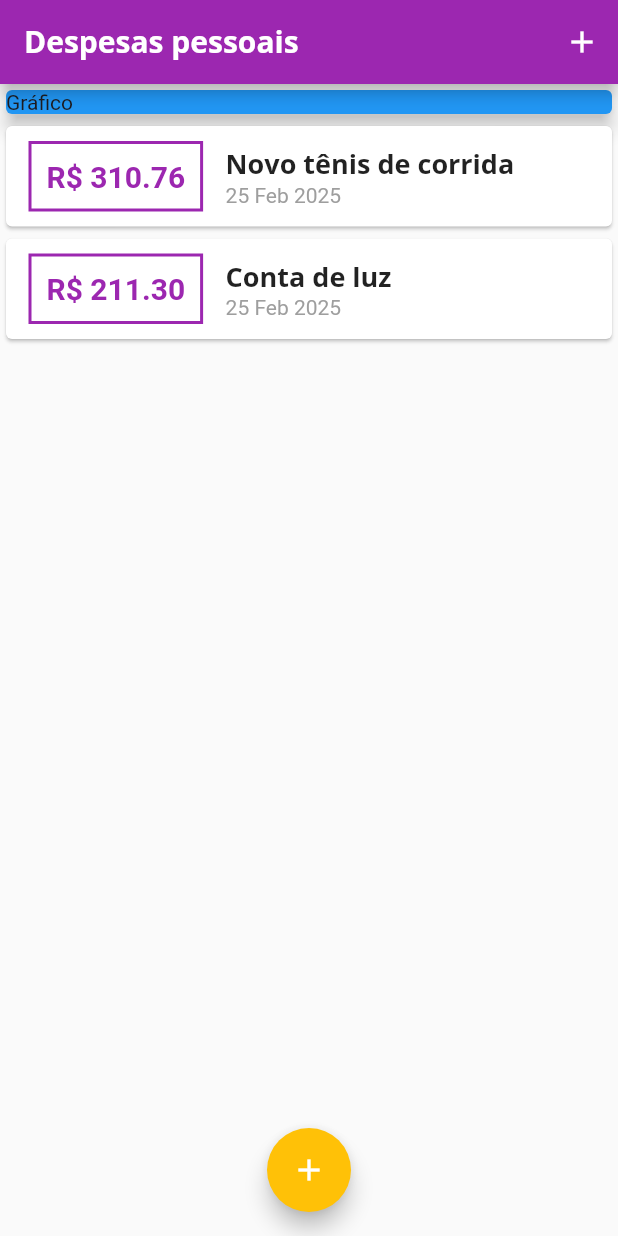
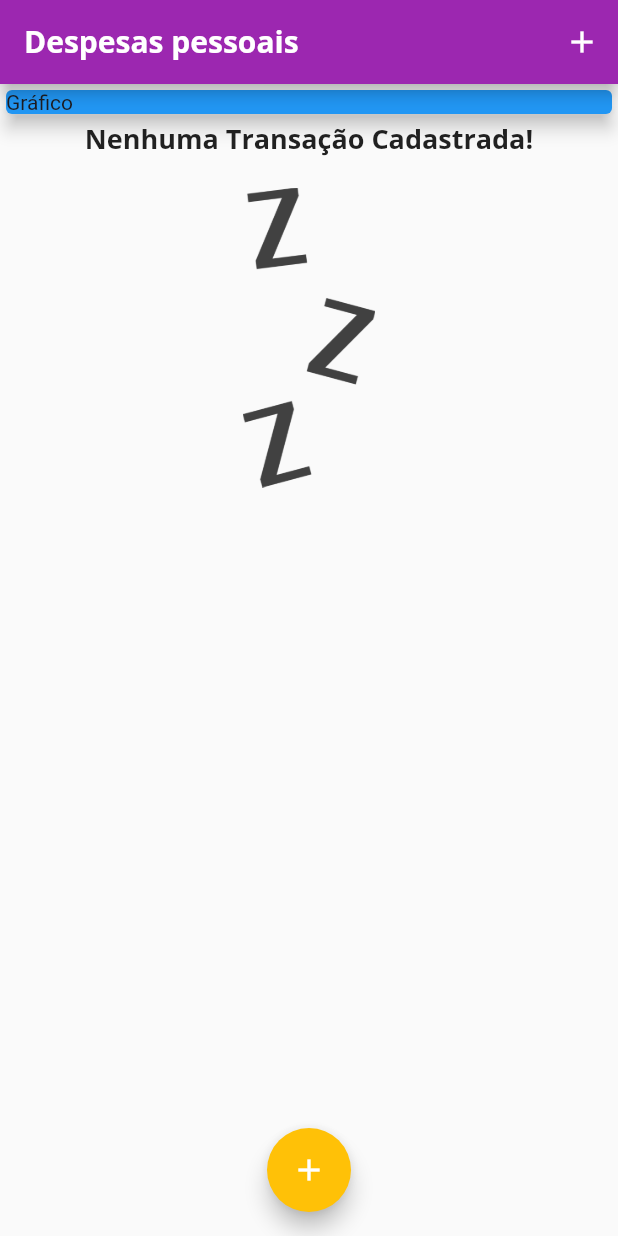
Before and after one commit to JJtankevans/controle_de_despesas, a Flutter app: the screen it shows after launch, on a phone screen of 412 x 824 dp. Run offline on Flutter 3.47's test engine with Material 3 defaults, Android fonts, the phone set to English and light mode, and no system bars.

Commit message:
chore:adding-image-when-list-is-empty

```diff
--- a/lib/components/transaction_list.dart
+++ b/lib/components/transaction_list.dart
@@ -11,7 +11,25 @@ class TransactionList extends StatelessWidget {
   Widget build(BuildContext context) {
     return Container(
       height: 400,
-      child: ListView.builder(
+      child:
+          transactions.isEmpty
+              ? Column(
+                children: [
+                  Text(
+                    "Nenhuma Transação Cadastrada!",
+                    style: Theme.of(context).textTheme.titleLarge,
+                  ),
+                  SizedBox(height: 20,),
+                  Container(
+                    height: 200,
+                    child: Image.asset(
+                      "assets/images/waiting.png",
+                      fit: BoxFit.cover,
+                    ),
+                  ),
+                ],
+              )
+              : ListView.builder(
                 itemCount: transactions.length,
                 itemBuilder: (ctx, index) {
                   final tr = transactions[index];
@@ -19,7 +37,10 @@ class TransactionList extends StatelessWidget {
                     child: Row(
                       children: [
                         Container(
-                  margin: EdgeInsets.symmetric(horizontal: 15, vertical: 10),
+                          margin: EdgeInsets.symmetric(
+                            horizontal: 15,
+                            vertical: 10,
+                          ),
                           decoration: BoxDecoration(
                             border: Border.all(
                               color: Theme.of(context).colorScheme.primary,
--- a/lib/main.dart
+++ b/lib/main.dart
@@ -52,19 +52,19 @@ class MyHomePage extends StatefulWidget {
 }
 
 class _MyHomePageState extends State<MyHomePage> {
-  final _transactions = [
-    Transaction(
-      id: "t1",
-      title: "Novo tênis de corrida",
-      value: 310.76,
-      date: DateTime.now(),
-    ),
-    Transaction(
-      id: "t2",
-      title: "Conta de luz",
-      value: 211.30,
-      date: DateTime.now(),
-    ),
+  final List<Transaction> _transactions = [
+    // Transaction(
+    //   id: "t1",
+    //   title: "Novo tênis de corrida",
+    //   value: 310.76,
+    //   date: DateTime.now(),
+    // ),
+    // Transaction(
+    //   id: "t2",
+    //   title: "Conta de luz",
+    //   value: 211.30,
+    //   date: DateTime.now(),
+    // ),
   ];
 
   void _openTransactionFormModal(BuildContext context) {
--- a/pubspec.yaml
+++ b/pubspec.yaml
@@ -59,9 +59,8 @@ flutter:
   uses-material-design: true
 
   # To add assets to your application, add an assets section, like this:
-  # assets:
-  #   - images/a_dot_burr.jpeg
-  #   - images/a_dot_ham.jpeg
+  assets:
+    - assets/images/waiting.png
 
   # An image asset can refer to one or more resolution-specific "variants", see
   # https://flutter.dev/to/resolution-aware-images
```
Also changed, not shown: assets/images/waiting.png (added). Lines whose indentation alone changed are shown as unchanged.
